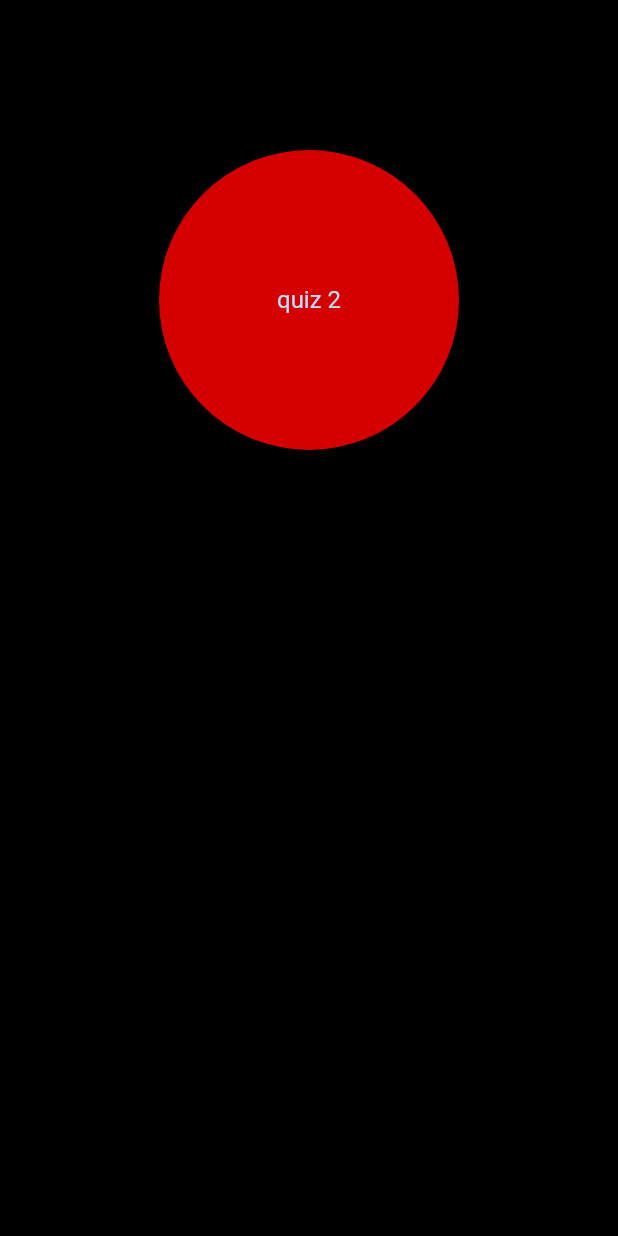
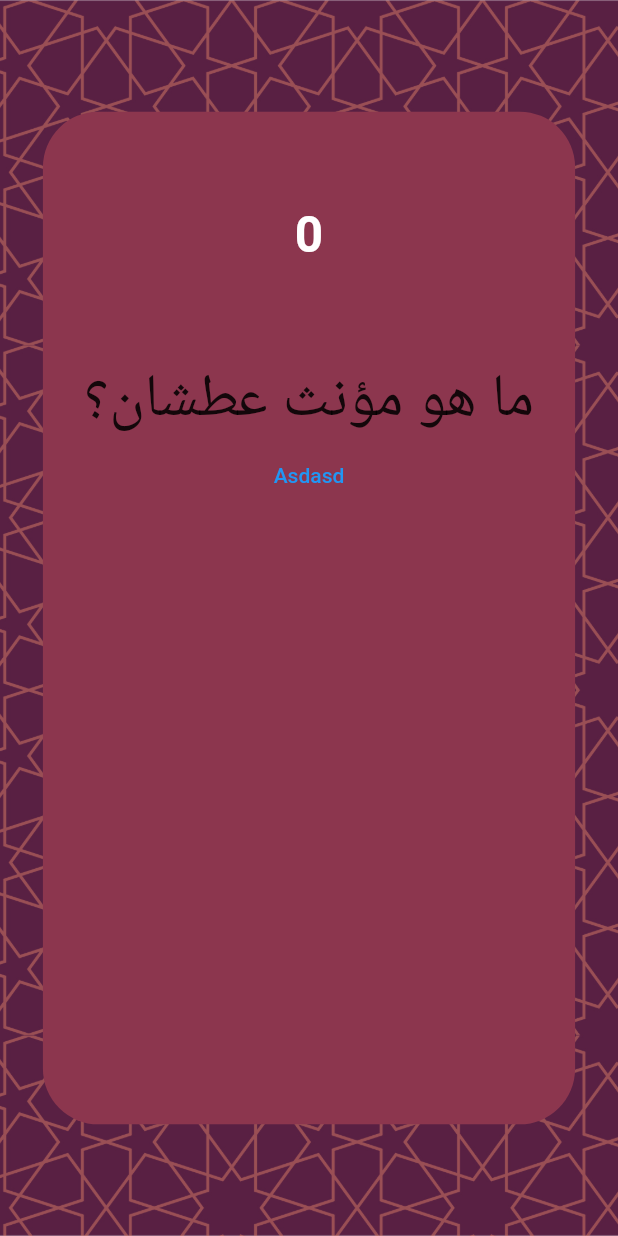
Before and after one commit to xmrdot0/Moalemy, a Flutter app: the screen it shows after launch, on a phone screen of 412 x 824 dp. Run offline on Flutter 3.47's test engine with Material 2 defaults, Android fonts, the phone set to English and light mode, and no system bars; drawn by our look-alikes of circular_countdown_timer; Roboto replaces fonts that are missing (Arabic); project files that could hold a hidden picture were left out.

Commit message:
Made an initial base

```diff
--- a/lib/main.dart
+++ b/lib/main.dart
@@ -1,4 +1,6 @@
 import 'package:flutter/material.dart';
+
+import 'package:circular_countdown_timer/circular_countdown_timer.dart';
 
 void main() => runApp(MaterialApp(
       home: mainScreen(),
@@ -10,25 +12,113 @@ class mainScreen extends StatefulWidget {
 }
 
 class _mainScreenState extends State<mainScreen> {
+  CountDownController _controller = CountDownController();
+
   @override
   Widget build(BuildContext context) {
     return Scaffold(
-      backgroundColor: Colors.red,
       body: Container(
-        padding: EdgeInsets.all(100),
-        color: Colors.black,
+        decoration: BoxDecoration(
+            image: DecorationImage(
+                image: AssetImage('assets/background.jpg'), fit: BoxFit.cover)),
         child: Center(
-          child: Column(
-            children: [
-              CircleAvatar(
-                backgroundColor: Colors.redAccent[700],
-                child: Text("quiz 2"),
-                radius: 100,
+          child: Container(
+            height: 675.1358,
+            width: 354.7804,
+            decoration: new BoxDecoration(
+              color: Color(0xFF8C364E),
+              borderRadius: BorderRadius.circular(37),
+            ),
+            child: Center(
+              child: Column(
+                children: [
+                  Container(
+                    child: CircularCountDownTimer(
+                      // Countdown duration in Seconds.
+                      duration: 10,
+
+                      // Countdown initial elapsed Duration in Seconds.
+                      initialDuration: 0,
+
+                      // Controls (i.e Start, Pause, Resume, Restart) the Countdown Timer.
+                      controller: _controller,
+
+                      // Width of the Countdown Widget.
+                      width: MediaQuery.of(context).size.width / 4,
+
+                      // Height of the Countdown Widget.
+                      height: MediaQuery.of(context).size.height / 5,
+
+                      // Ring Color for Countdown Widget.
+                      ringColor: Color(0xFF8C364E),
+
+                      // Ring Gradient for Countdown Widget.
+                      ringGradient: null,
+
+                      // Filling Color for Countdown Widget.
+                      fillColor: Color(0xFF592043),
+
+                      // Filling Gradient for Countdown Widget.
+                      fillGradient: null,
+
+                      // Background Color for Countdown Widget.
+                      backgroundColor: Color(0xFF8C364E),
+
+                      // Background Gradient for Countdown Widget.
+                      backgroundGradient: null,
+
+                      // Border Thickness of the Countdown Ring.
+                      strokeWidth: 20.0,
+
+                      // Begin and end contours with a flat edge and no extension.
+                      strokeCap: StrokeCap.round,
+
+                      // Text Style for Countdown Text.
+                      textStyle: TextStyle(
+                          fontSize: 33.0,
+                          color: Colors.white,
+                          fontWeight: FontWeight.bold),
+
+                      // Format for the Countdown Text.
+                      textFormat: CountdownTextFormat.S,
+
+                      // Handles Countdown Timer (true for Reverse Countdown (max to 0), false for Forward Countdown (0 to max)).
+                      isReverse: false,
+
+                      // Handles Animation Direction (true for Reverse Animation, false for Forward Animation).
+                      isReverseAnimation: false,
+
+                      // Handles visibility of the Countdown Text.
+                      isTimerTextShown: true,
+
+                      // Handles the timer start.
+                      autoStart: false,
+
+                      // This Callback will execute when the Countdown Starts.
+                      onStart: () {
+                        // Here, do whatever you want
+                        print('Countdown Started');
+                      },
+
+                      // This Callback will execute when the Countdown Ends.
+                      onComplete: () {
+                        // Here, do whatever you want
+                        print('Countdown Ended');
+                      },
+                    ),
+                  ),
+                  Text(
+                    "ما هو مؤنث عطشان؟",
+                    style: TextStyle(fontSize: 40, fontFamily: 'Arabic'),
+                    textDirection: TextDirection.rtl,
+                  ),
+                  TextButton(
+                    onPressed: () => _controller.start(),
+                    child: Text("Asdasd"),
+                  )
+                ],
               ),
-              Container(
-                color: Colors.blue,
-              )
-            ],
+            ),
           ),
         ),
       ),
```
Also changed, not shown: pubspec.yaml (+10 -14 lines), assets/Pacifico-Regular.ttf (added), assets/background.jpg (added), assets/ir_rounded.ttf (added), pubspec.lock.
